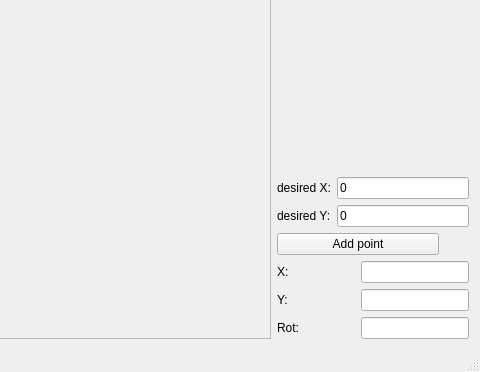
Old version of the form demoRMR-all/demoRMR/mainwindow.ui in the repository KocurMaros/RMR; both pictures show x 340 to 820 and y 275 to 647 of the 820 by 647 pixel window.
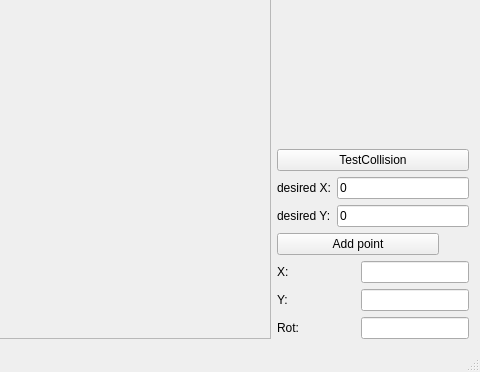
New version of the form.

Commit message: collision zone tested - working

The edit to the form file:
```diff
--- a/demoRMR-all/demoRMR/mainwindow.ui
+++ b/demoRMR-all/demoRMR/mainwindow.ui
@@ -217,6 +217,13 @@
         </property>
        </spacer>
       </item>
+      <item>
+       <widget class="QPushButton" name="pushButton_11">
+        <property name="text">
+         <string>TestCollision</string>
+        </property>
+       </widget>
+      </item>
       <item>
        <layout class="QGridLayout" name="gridLayout_5">
         <item row="1" column="0">
```
The commit also changes 4 other files.
